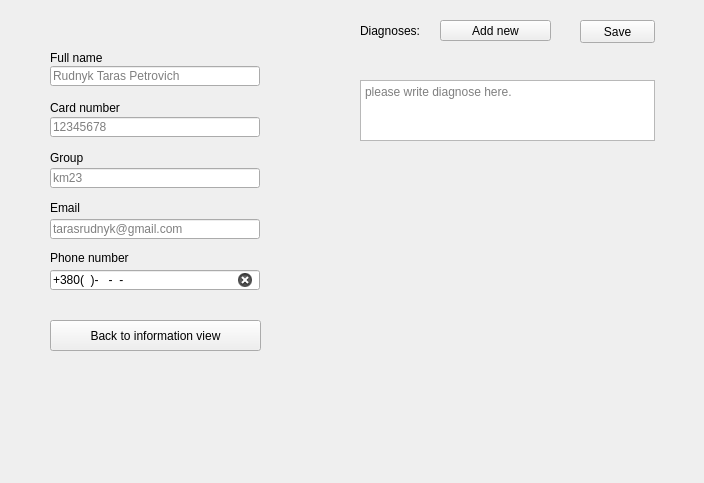
The window that ui/admin3.ui (TarasRudnyk/Students_health_records) describes before a commit, drawn with Qt 5.
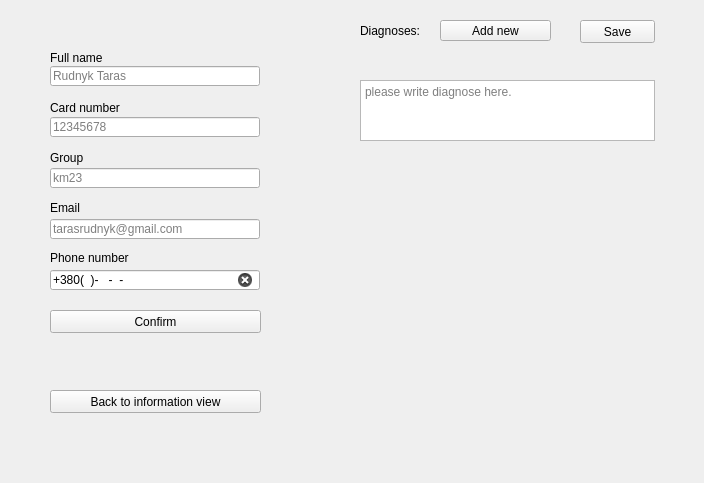
The same window after the commit. Icons and pictures are not drawn.

Commit message: Changed window editing user info.

What changed in the file:
```diff
--- a/ui/admin3.ui
+++ b/ui/admin3.ui
@@ -174,7 +174,7 @@
     <bool>false</bool>
    </property>
    <property name="placeholderText">
-    <string>Rudnyk Taras Petrovich</string>
+    <string>Rudnyk Taras </string>
    </property>
    <property name="clearButtonEnabled">
     <bool>true</bool>
@@ -337,15 +337,28 @@
    <property name="geometry">
     <rect>
      <x>50</x>
-     <y>320</y>
+     <y>390</y>
      <width>211</width>
-     <height>31</height>
+     <height>23</height>
     </rect>
    </property>
    <property name="text">
     <string>Back to information view</string>
    </property>
   </widget>
+  <widget class="QPushButton" name="confirm_pushButton">
+   <property name="geometry">
+    <rect>
+     <x>50</x>
+     <y>310</y>
+     <width>211</width>
+     <height>23</height>
+    </rect>
+   </property>
+   <property name="text">
+    <string>Confirm</string>
+   </property>
+  </widget>
  </widget>
  <resources/>
  <connections/>
```
The commit also changes 2 other files.
